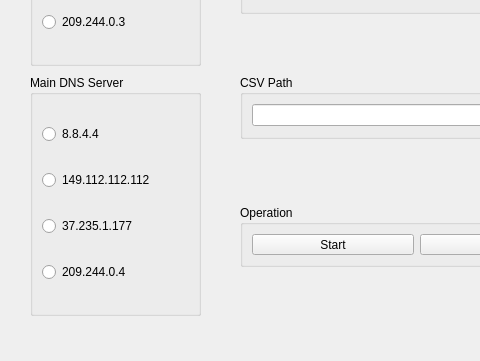
Old version of the form dns.ui in the repository pr0gr4m/DNS-Checker; both pictures show x 0 to 480 and y 205 to 566 of the 800 by 566 pixel window.
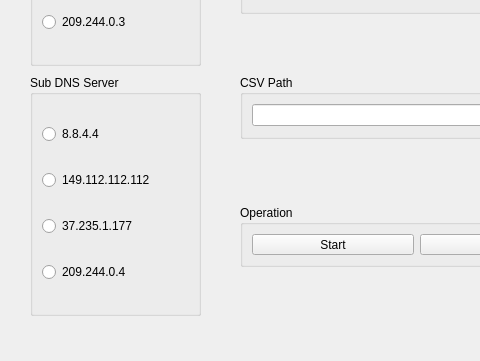
New version of the form.

Commit message: Update GroupBox Name

```diff
--- a/dns.ui
+++ b/dns.ui
@@ -67,7 +67,7 @@
      </rect>
     </property>
     <property name="title">
-     <string>Main DNS Server</string>
+     <string>Sub DNS Server</string>
     </property>
     <layout class="QVBoxLayout" name="verticalLayout_2">
      <item>
```
